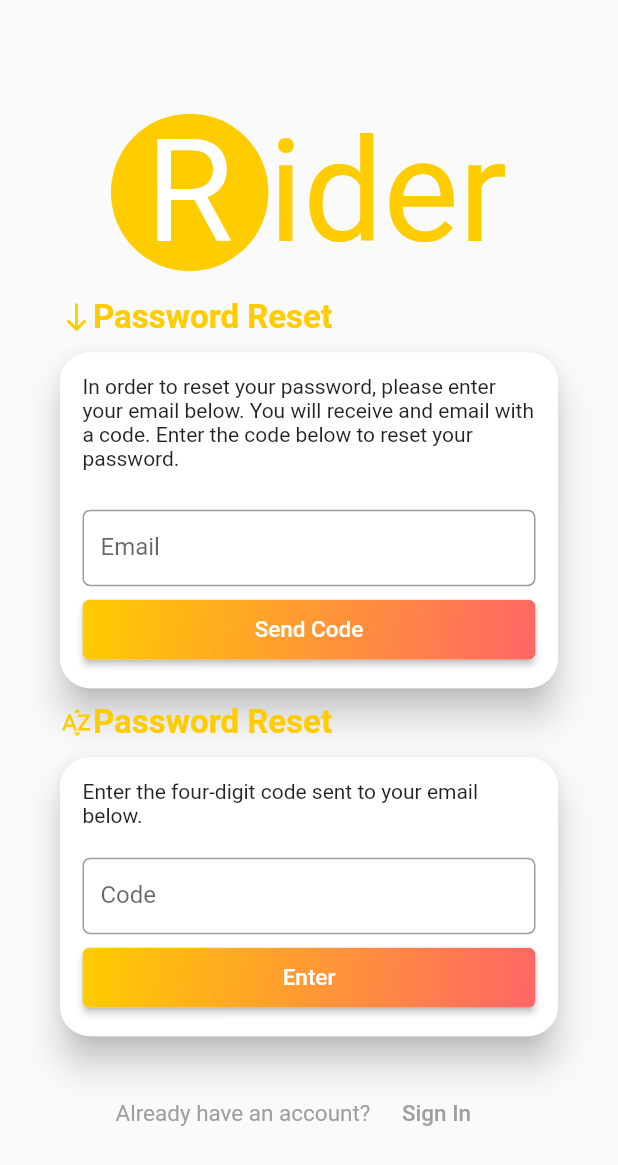
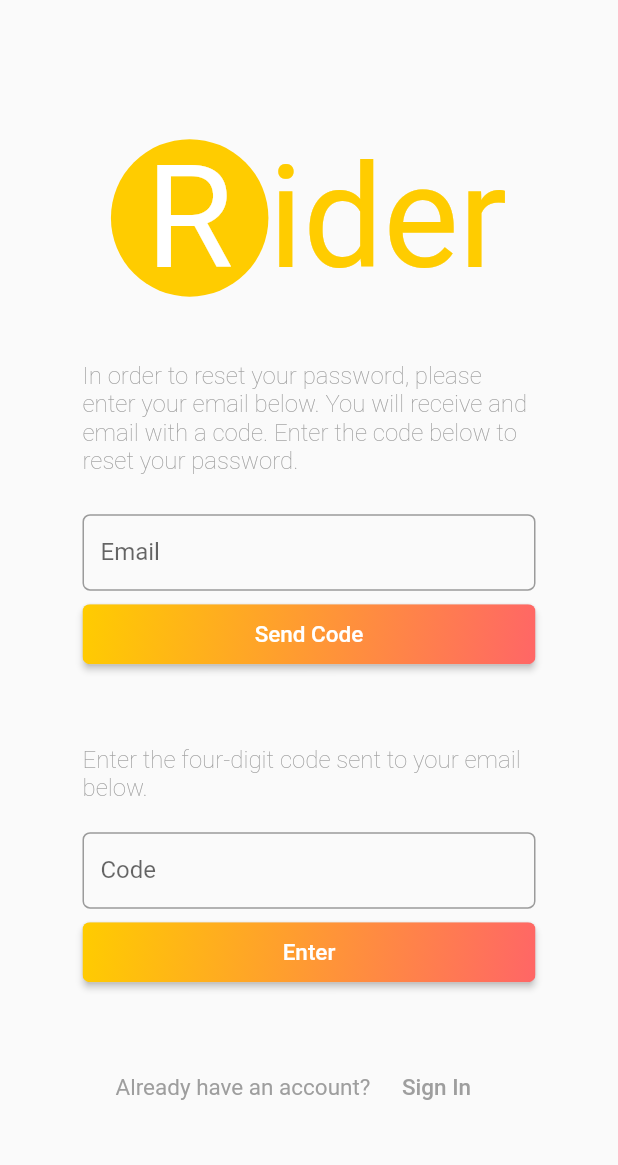
Before and after one commit to gfonsec2/Rider, a Flutter app: the ForgotPasswordPage screen opened directly, on a phone screen of 412 x 824 dp. Shown: the top 1165 px of the screen. Run offline on Flutter 3.47's test engine with Material 2 defaults, Android fonts, the phone set to English and light mode, and no system bars; our stand-ins replace cloud_firestore, firebase_auth, firebase_database, flutter_icons; missing offline and left inert: flutter_mailer; accounts and stored records are empty; Roboto replaces fonts that are missing (Marker Felt).

Commit message:
Password forgot

```diff
--- a/lib/ForgotPassword.dart
+++ b/lib/ForgotPassword.dart
@@ -81,34 +81,31 @@ Future<void> send() async {
   Widget _emailPromptText(){
     return Column(
       children: <Widget>[
+        // Container(
+        //   margin: EdgeInsets.fromLTRB(10, 0, 0, 0),
+        //   child: Row(
+        //     children: <Widget>[
+        //       Icon(IconData(58837, fontFamily: 'MaterialIcons'), size: 22, color: Color(0xffffcc00)),
+        //       Text("Password Reset",
+        //         style: TextStyle(
+        //           fontSize: 22,
+        //           fontWeight: FontWeight.w600,
+        //           color: Color(0xffffcc00),
+        //         )
+        //       ),
+        //     ],
+        //   ),
+        // ),
         Container(
-          margin: EdgeInsets.fromLTRB(10, 0, 0, 0),
-          child: Row(
-            children: <Widget>[
-              Icon(IconData(58837, fontFamily: 'MaterialIcons'), size: 22, color: Color(0xffffcc00)),
-              Text("Password Reset",
-                style: TextStyle(
-                  fontSize: 22,
-                  fontWeight: FontWeight.w600,
-                  color: Color(0xffffcc00),
-                )
-              ),
-            ],
-          ),
-        ),
-        Container(
-          child: Card(
-            shape: RoundedRectangleBorder(
-              side: BorderSide(color: Colors.white70, width: 1),
-              borderRadius: BorderRadius.circular(20),
-            ),
-            elevation: 10,
             margin: EdgeInsets.all(10),
             child: Padding(
               padding: EdgeInsets.all(15),
               child: Column(
+                crossAxisAlignment: CrossAxisAlignment.center,
                 children: <Widget>[
-                  Text("In order to reset your password, please enter your email below. You will receive and email with a code. Enter the code below to reset your password."),
+                  Text("In order to reset your password, please enter your email below. You will receive and email with a code. Enter the code below to reset your password.",
+                  style: TextStyle(color: Colors.grey, fontWeight: FontWeight.w200, fontSize: 16),
+                  ),
                   SizedBox(height: 5),
                   _invalidEmail(),
                   SizedBox(height: 5),
@@ -173,7 +170,6 @@ Future<void> send() async {
                 ],
               )
             ),
-          )
         ),
       ]
     );
@@ -182,34 +178,30 @@ Future<void> send() async {
   Widget _enterCodeCard() {
     return Column(
       children: <Widget>[
+        // Container(
+        //   margin: EdgeInsets.fromLTRB(10, 0, 0, 0),
+        //   child: Row(
+        //     children: <Widget>[
+        //       Icon(IconData(58835, fontFamily: 'MaterialIcons'), size: 22, color: Color(0xffffcc00)),
+        //       Text("Password Reset",
+        //         style: TextStyle(
+        //           fontSize: 22,
+        //           fontWeight: FontWeight.w600,
+        //           color: Color(0xffffcc00),
+        //         )
+        //       ),
+        //     ],
+        //   ),
+        // ),
         Container(
-          margin: EdgeInsets.fromLTRB(10, 0, 0, 0),
-          child: Row(
-            children: <Widget>[
-              Icon(IconData(58835, fontFamily: 'MaterialIcons'), size: 22, color: Color(0xffffcc00)),
-              Text("Password Reset",
-                style: TextStyle(
-                  fontSize: 22,
-                  fontWeight: FontWeight.w600,
-                  color: Color(0xffffcc00),
-                )
-              ),
-            ],
-          ),
-        ),
-        Container(
-          child: Card(
-            shape: RoundedRectangleBorder(
-              side: BorderSide(color: Colors.white70, width: 1),
-              borderRadius: BorderRadius.circular(20),
-            ),
-            elevation: 10,
             margin: EdgeInsets.all(10),
             child: Padding(
               padding: EdgeInsets.all(15),
               child: Column(
                 children: <Widget>[
-                  Text("Enter the four-digit code sent to your email below."),
+                  Text("Enter the four-digit code sent to your email below.",
+                  style: TextStyle(color: Colors.grey, fontWeight: FontWeight.w200, fontSize: 16)
+                  ),
                   SizedBox(height: 15),
                   Container(
                     padding: const EdgeInsets.only(top: 5.0),
@@ -276,7 +268,6 @@ Future<void> send() async {
                 ],
               )
             ),
-          )
         ),
       ]
     );
```
